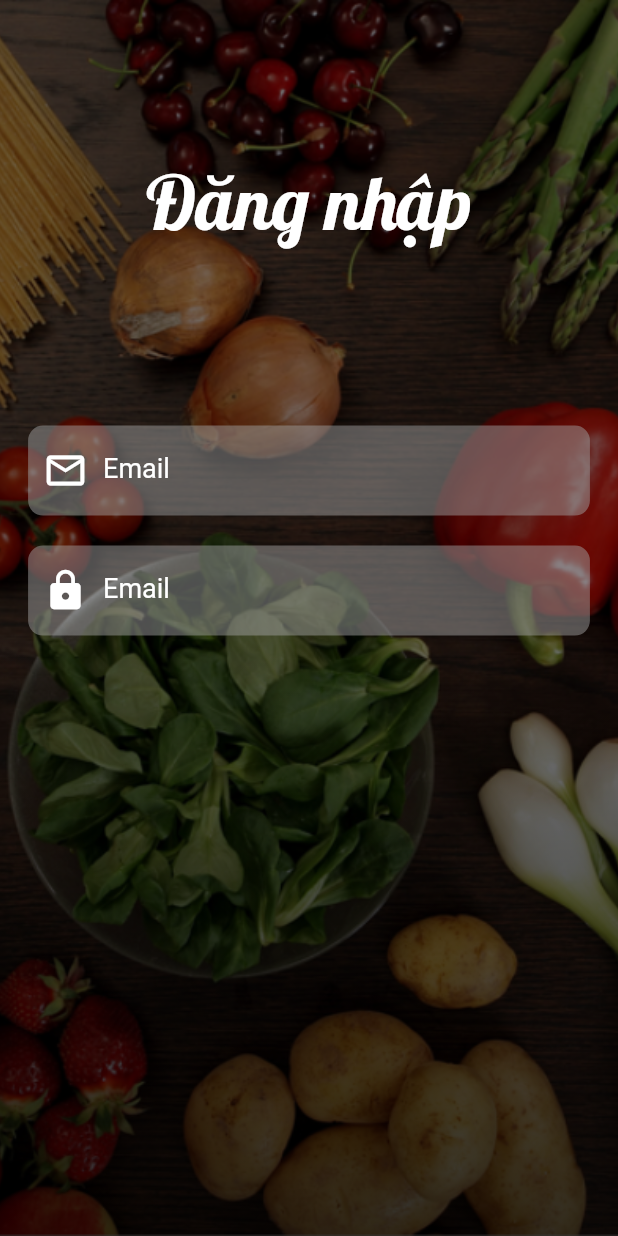
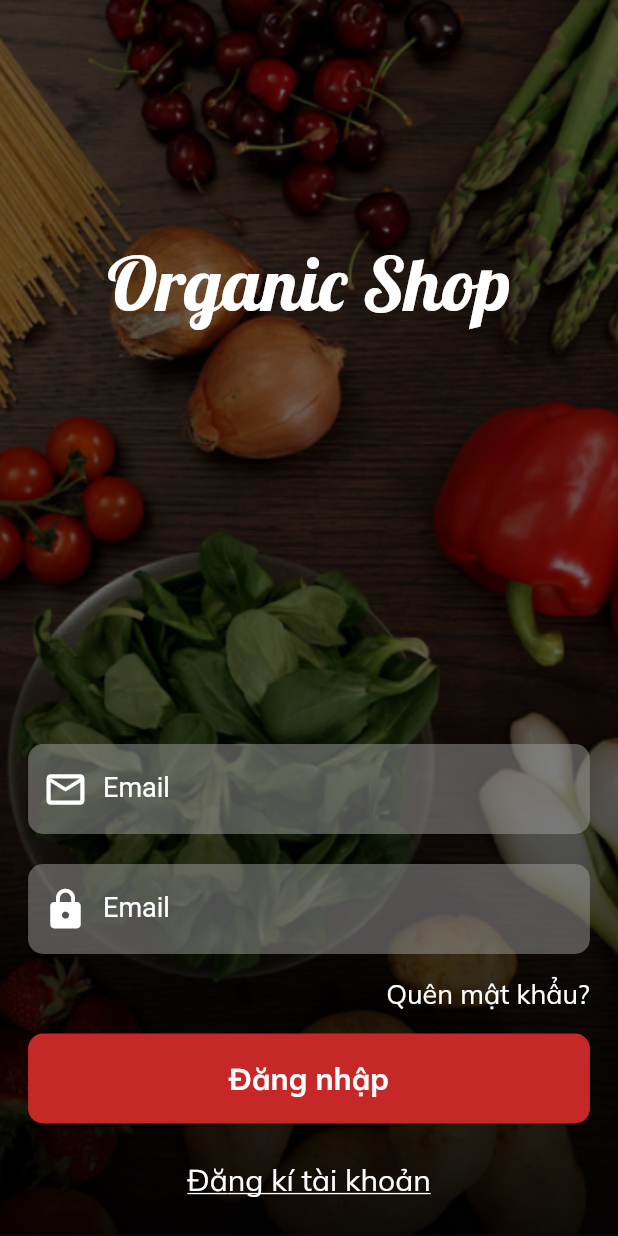
Before and after one commit to huyhuynh1905/organic_app_flutter, a Flutter app: the screen it shows after launch, on a phone screen of 412 x 824 dp. Run offline on Flutter 3.47's test engine with Material 2 defaults, Android fonts, the phone set to English and light mode, and no system bars; our stand-ins replace google_fonts, lottie; project files that could hold a hidden picture were left out.

Commit message:
login page completed

```diff
--- /dev/null
+++ b/lib/mywidget/red_text_button.dart
@@ -0,0 +1,50 @@
+import 'package:flutter/material.dart';
+import 'package:google_fonts/google_fonts.dart';
+
+class RedTextButton extends StatelessWidget {
+  const RedTextButton({
+    Key? key,
+    required this.tittle,
+    required this.heightButton,
+    required this.widthButton,
+    required this.radius
+  }) : super(key: key);
+
+  final String tittle;
+  final double heightButton;
+  final double widthButton;
+  final double radius;
+
+  @override
+  Widget build(BuildContext context) {
+    return Container(
+      width: widthButton,
+      height: heightButton,
+      decoration: BoxDecoration(
+          color: Colors.red[800],
+          borderRadius: BorderRadius.circular(radius)
+      ),
+      child: TextButton(
+        style: ButtonStyle(
+            overlayColor: MaterialStateProperty.all(Colors.red[400]),
+            shape: MaterialStateProperty.all<RoundedRectangleBorder>(
+                RoundedRectangleBorder(
+                    borderRadius: BorderRadius.circular(radius)
+                )
+            )
+        ),
+        onPressed: () {
+          print('Click button Login');
+        },
+        child: Text(
+          tittle,
+          style: GoogleFonts.mulish(
+              color: Colors.white,
+              fontSize: 20,
+              fontWeight: FontWeight.bold
+          ),
+        ),
+      ),
+    );
+  }
+}
--- /dev/null
+++ b/lib/mywidget/text_input.dart
@@ -0,0 +1,52 @@
+import 'package:flutter/material.dart';
+
+class TextFieldEmail extends StatelessWidget {
+  const TextFieldEmail({
+    Key? key,
+    required this.hintText,
+    required this.iconData,
+  }) : super(key: key);
+
+  final String hintText;
+  final IconData iconData;
+  final TextInputType textInputType = TextInputType.emailAddress;
+  final TextInputAction textInputAction = TextInputAction.next;
+
+  @override
+  Widget build(BuildContext context) {
+    return Container(
+      height: 60,
+      width: MediaQuery.of(context).size.width/1.1,
+      decoration: BoxDecoration(
+          color: Colors.grey[500]?.withOpacity(0.5),
+          borderRadius: BorderRadius.circular(10)
+      ),
+      child: Center(
+        child: TextField(
+          decoration: InputDecoration(
+              border: InputBorder.none,
+              prefixIcon: Padding(
+                padding: EdgeInsets.symmetric(horizontal: 10),
+                child: Icon(
+                  iconData,
+                  size: 30,
+                  color: Colors.white,
+                ),
+              ),
+              hintText: hintText,
+              hintStyle: TextStyle(
+                  color: Colors.white,
+                  fontSize: 18
+              )
+          ),
+          style: TextStyle(
+              color: Colors.white,
+              fontSize: 18
+          ),
+          keyboardType: TextInputType.emailAddress,
+          textInputAction: TextInputAction.next,
+        ),
+      ),
+    );
+  }
+}
--- /dev/null
+++ b/lib/mywidget/text_input_pass.dart
@@ -0,0 +1,51 @@
+import 'package:flutter/material.dart';
+
+class TextFieldPassword extends StatelessWidget {
+  const TextFieldPassword({
+    Key? key,
+    required this.hintText,
+    required this.iconData,
+  }) : super(key: key);
+
+  final String hintText;
+  final IconData iconData;
+
+  @override
+  Widget build(BuildContext context) {
+    return Container(
+      height: 60,
+      width: MediaQuery.of(context).size.width/1.1,
+      decoration: BoxDecoration(
+          color: Colors.grey[500]?.withOpacity(0.5),
+          borderRadius: BorderRadius.circular(10)
+      ),
+      child: Center(
+        child: TextField(
+          decoration: InputDecoration(
+              border: InputBorder.none,
+              prefixIcon: Padding(
+                padding: EdgeInsets.symmetric(horizontal: 10),
+                child: Icon(
+                  iconData,
+                  size: 30,
+                  color: Colors.white,
+                ),
+              ),
+              hintText: hintText,
+              hintStyle: TextStyle(
+                  color: Colors.white,
+                  fontSize: 18
+              )
+          ),
+          style: TextStyle(
+              color: Colors.white,
+              fontSize: 18
+          ),
+          obscureText: true,
+          keyboardType: TextInputType.emailAddress,
+          textInputAction: TextInputAction.done,
+        ),
+      ),
+    );
+  }
+}
--- a/lib/screen/login_screen.dart
+++ b/lib/screen/login_screen.dart
@@ -1,6 +1,8 @@
 import 'package:flutter/material.dart';
 import 'package:google_fonts/google_fonts.dart';
-import 'package:organic_app_flutter/const/app_colors.dart';
+import 'package:organic_app_flutter/mywidget/red_text_button.dart';
+import 'package:organic_app_flutter/mywidget/text_input.dart';
+import 'package:organic_app_flutter/mywidget/text_input_pass.dart';
 
 class LoginScreen extends StatefulWidget {
   const LoginScreen({Key? key}) : super(key: key);
@@ -24,7 +26,7 @@ class _LoginScreenState extends State<LoginScreen> {
                 begin: Alignment.bottomCenter,
                 end: Alignment.center,
                 colors: [
-                  Colors.black54,
+                  Colors.black87,
                   Colors.transparent
                 ]
               ).createShader(rect),
@@ -42,15 +44,11 @@ class _LoginScreenState extends State<LoginScreen> {
             Scaffold(
               backgroundColor: Colors.transparent,
               body: Column(
-                crossAxisAlignment: CrossAxisAlignment.center,
                 children: [
-                  Container(
-                    padding: EdgeInsets.only(
-                      top: MediaQuery.of(context).size.height/8
-                    ),
+                  Flexible(
                     child: Center(
                       child: Text(
-                        'Đăng nhập',
+                        'Organic Shop',
                         style: GoogleFonts.lobster(
                           color: Colors.white,
                           fontSize: 50
@@ -67,7 +65,50 @@ class _LoginScreenState extends State<LoginScreen> {
                   TextFieldPassword(
                     hintText: "Email",
                     iconData: Icons.lock,
-                  )
+                  ),
+                  SizedBox(height: 15,),
+                  Container(
+                    width: MediaQuery.of(context).size.width/1.1,
+                    child: GestureDetector(
+                      onTap: () {
+                        print('Click quên mật khẩu');
+                      },
+                      child: Text(
+                        'Quên mật khẩu?',
+                        style: GoogleFonts.mulish(
+                          color: Colors.white,
+                          fontSize: 18,
+                        ),
+                        textAlign: TextAlign.end,
+                      ),
+                    ),
+                  ),
+                  SizedBox(height: 15,),
+                  RedTextButton(
+                    tittle: 'Đăng nhập',
+                    heightButton: 60,
+                    widthButton: MediaQuery.of(context).size.width/1.1,
+                    radius: 10,
+                  ),
+                  SizedBox(height: 25,),
+                  Container(
+                    child: Center(
+                      child: GestureDetector(
+                        onTap: () {
+                          print('Click Đăng kí tài khoản');
+                        },
+                        child: Text(
+                          'Đăng kí tài khoản',
+                          style: GoogleFonts.mulish(
+                            color: Colors.white,
+                            fontSize: 20,
+                            decoration: TextDecoration.underline
+                          ),
+                        ),
+                      ),
+                    ),
+                  ),
+                  SizedBox(height: 25,)
                 ],
               ),
             )
@@ -77,162 +118,3 @@ class _LoginScreenState extends State<LoginScreen> {
     );
   }
 }
-
-class TextFieldPassword extends StatelessWidget {
-  const TextFieldPassword({
-    Key? key,
-    required this.hintText,
-    required this.iconData,
-  }) : super(key: key);
-
-  final String hintText;
-  final IconData iconData;
-
-  @override
-  Widget build(BuildContext context) {
-    return Container(
-      height: 60,
-      width: MediaQuery.of(context).size.width/1.1,
-      decoration: BoxDecoration(
-          color: Colors.grey[500]?.withOpacity(0.5),
-          borderRadius: BorderRadius.circular(10)
-      ),
-      child: Center(
-        child: TextField(
-          decoration: InputDecoration(
-              border: InputBorder.none,
-              prefixIcon: Padding(
-                padding: EdgeInsets.symmetric(horizontal: 10),
-                child: Icon(
-                  iconData,
-                  size: 30,
-                  color: Colors.white,
-                ),
-              ),
-              hintText: hintText,
-              hintStyle: TextStyle(
-                  color: Colors.white,
-                  fontSize: 18
-              )
-          ),
-          style: TextStyle(
-              color: Colors.white,
-              fontSize: 18
-          ),
-          obscureText: true,
-          keyboardType: TextInputType.emailAddress,
-          textInputAction: TextInputAction.done,
-        ),
-      ),
-    );
-  }
-}
-
-class TextFieldEmail extends StatelessWidget {
-  const TextFieldEmail({
-    Key? key,
-    required this.hintText,
-    required this.iconData,
-  }) : super(key: key);
-
-  final String hintText;
-  final IconData iconData;
-  final TextInputType textInputType = TextInputType.emailAddress;
-  final TextInputAction textInputAction = TextInputAction.next;
-
-  @override
-  Widget build(BuildContext context) {
-    return Container(
-      height: 60,
-      width: MediaQuery.of(context).size.width/1.1,
-      decoration: BoxDecoration(
-        color: Colors.grey[500]?.withOpacity(0.5),
-        borderRadius: BorderRadius.circular(10)
-      ),
-      child: Center(
-        child: TextField(
-          decoration: InputDecoration(
-            border: InputBorder.none,
-            prefixIcon: Padding(
-              padding: EdgeInsets.symmetric(horizontal: 10),
-              child: Icon(
-                iconData,
-                size: 30,
-                color: Colors.white,
-              ),
-            ),
-            hintText: hintText,
-            hintStyle: TextStyle(
-              color: Colors.white,
-              fontSize: 18
-            )
-          ),
-          style: TextStyle(
-            color: Colors.white,
-            fontSize: 18
-          ),
-          keyboardType: TextInputType.emailAddress,
-          textInputAction: TextInputAction.next,
-        ),
-      ),
-    );
-  }
-}
-
-/*class CircleYellow extends StatelessWidget {
-  @override
-  Widget build(BuildContext context) {
-    return Transform.translate(
-      offset: Offset(0.0, 210.0),
-      child: Material(
-        color: Colors.yellow,
-        child: Padding(padding: EdgeInsets.all(140)),
-        shape: CircleBorder(side: BorderSide(color: Colors.white, width: 15.0)),
-      ),
-    );
-  }
-}
-
-class TopWaveClipper extends CustomClipper<Path> {
-  @override
-  Path getClip(Size size) {
-    // This is where we decide what part of our image is going to be visible.
-    var path = Path();
-    path.lineTo(0.0, size.height);
-
-    //creating first curver near bottom left corner
-    var firstControlPoint = new Offset(size.width / 7, size.height - 30);
-    var firstEndPoint = new Offset(size.width / 6, size.height / 1.5);
-
-    path.quadraticBezierTo(firstControlPoint.dx, firstControlPoint.dy,
-        firstEndPoint.dx, firstEndPoint.dy);
-
-    //creating second curver near center
-    var secondControlPoint = Offset(size.width / 5, size.height / 4);
-    var secondEndPoint = Offset(size.width / 1.5, size.height / 5);
-
-    path.quadraticBezierTo(secondControlPoint.dx, secondControlPoint.dy,
-        secondEndPoint.dx, secondEndPoint.dy);
-
-    //creating third curver near top right corner
-    var thirdControlPoint = Offset(
-        size.width - (size.width / 9), size.height / 6);
-    var thirdEndPoint = Offset(size.width, 0.0);
-
-    path.quadraticBezierTo(thirdControlPoint.dx, thirdControlPoint.dy,
-        thirdEndPoint.dx, thirdEndPoint.dy);
-
-    ///move to top right corner
-    path.lineTo(size.width, 0.0);
-
-    ///finally close the path by reaching start point from top right corner
-    path.close();
-    return path;
-  }
-
-  @override
-  bool shouldReclip(covariant CustomClipper<Path> oldClipper) {
-    // TODO: implement shouldReclip
-    throw UnimplementedError();
-  }
-}*/
```
Also changed, not shown: 1 other file.
